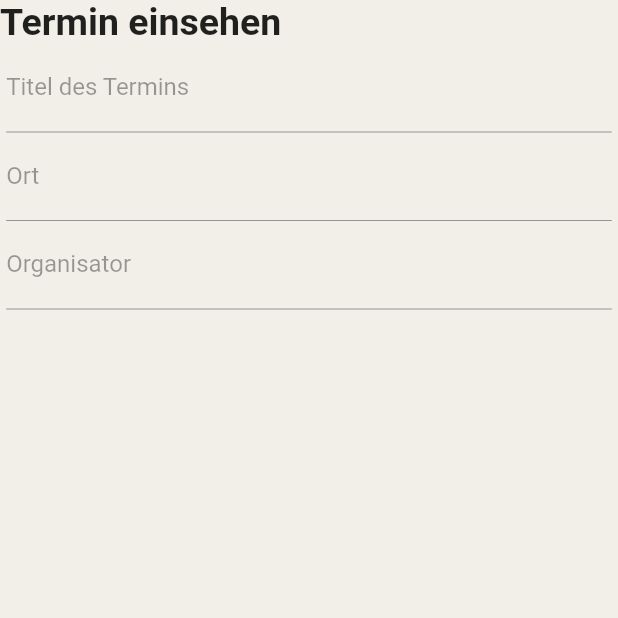
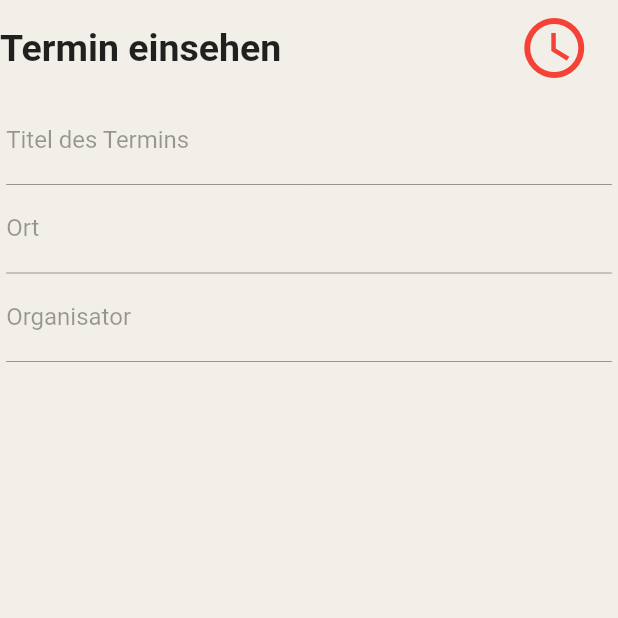
Before and after one commit to hytechat/termino-dev, a Flutter app: the TerminDetailsPage screen opened directly with empty values, on a phone screen of 412 x 824 dp, the top half of it. Run offline on Flutter 3.47's test engine with Material 2 defaults, Android fonts, the phone set to English and light mode, and no system bars; our stand-ins replace email_validator, flutter_tts, fluttertoast, image_picker, persistent_bottom_nav_bar, shared_preferences and 1 more; missing offline and left inert: syncfusion_flutter_pdfviewer, syncfusion_flutter_pdfviewer_web; accounts and stored records are empty.

Commit message:
Button für Verspätungsmeldung inkl PopUp danach

```diff
--- a/frontend/lib/pages/pagesGeruest/views/termin_datails_page.dart
+++ b/frontend/lib/pages/pagesGeruest/views/termin_datails_page.dart
@@ -39,8 +39,7 @@ class _TerminDetailsPage extends State<TerminDetailsPage> {
 
   List<OptionModel> _openoptions = [];
 
-  _TerminDetailsPage(
-      this.organizer2, this.titel2, this.place2, this.options2);
+  _TerminDetailsPage(this.organizer2, this.titel2, this.place2, this.options2);
 
   @override
   Widget build(BuildContext context) {
@@ -54,13 +53,63 @@ class _TerminDetailsPage extends State<TerminDetailsPage> {
           crossAxisAlignment: CrossAxisAlignment.start,
           mainAxisAlignment: MainAxisAlignment.start,
           children: <Widget>[
-            const SizedBox(
+            Row(
+              mainAxisAlignment: MainAxisAlignment.start,
+              children: [
+                const Text(
+                  "Termin einsehen",
+                  style: TextStyle(fontSize: 25, fontWeight: FontWeight.bold),
+                ),
+                Container(
+                  margin: const EdgeInsets.only(left: 150.0),
+                  child: IconButton(
+                    icon: const Icon(Icons.watch_later_outlined,
+                        color: Colors.red),
+                        iconSize: 48.0,
+                    onPressed: () => showDialog<String>(
+                      context: context,
+                      builder: (BuildContext context) => AlertDialog(
+                        title: const Text('Verspätungsmeldung'),
+                        content: const Text(
+                            'Der:Die Organisator:in des Termins wurde benachrichtigt, dass Sie zuspät kommen!'),
+                        actions: <Widget>[
+                          TextButton(
+                            onPressed: () => Navigator.pop(context, 'OK'),
+                            child: const Text('OK'),
+                          ),
+                        ],
+                      ),
+                    ),
+
+                  ),
+                ),
+                /*
+                SizedBox(
                   width: 300,
                   child: Text(
                     "Termin einsehen",
                     style: TextStyle(fontSize: 25, fontWeight: FontWeight.bold),
                   ),
+                ), */
+              ],
             ),
+/*
+              IconButton(
+                icon: const Icon(Icons.watch_later_outlined, color: Colors.red),
+                onPressed: () => showDialog<String>(
+                  context: context,
+                  builder: (BuildContext context) => AlertDialog(
+                  title: const Text('Termin speichern'),
+                  content: const Text('Termin konnte leider nicht heruntergeladen werden.'),
+                  actions: <Widget>[
+                    TextButton(
+                      onPressed: () => Navigator.pop(context, 'OK'),
+                      child: const Text('OK'),
+                    ),
+                  ],
+                ),
+            )
+              ), */
             Row(
               mainAxisAlignment: MainAxisAlignment.center,
               crossAxisAlignment: CrossAxisAlignment.center,
@@ -111,29 +160,26 @@ class _TerminDetailsPage extends State<TerminDetailsPage> {
                 ),
               ],
             ),
-
-
-
             for (var i = 0; i < options2!.length; i++)
               Row(
                 mainAxisAlignment: MainAxisAlignment.center,
                 crossAxisAlignment: CrossAxisAlignment.center,
                 children: [
-
                   Center(
                     child: SizedBox(
                       width: MediaQuery.of(context).size.width * 0.05,
-                        child: Image.network(user.image,width: 40, height: 40,),
+                      child: Image.network(
+                        user.image,
+                        width: 40,
+                        height: 40,
+                      ),
                     ),
                   ),
                   Center(
-                  child: SizedBox (
+                      child: SizedBox(
                     width: MediaQuery.of(context).size.width * 0.2,
-                    child: Text (
-                    user.name
-                  ),
-                  )
-                  ),
+                    child: Text(user.name),
+                  )),
                   Center(
                     child: SizedBox(
                       width: MediaQuery.of(context).size.width * 0.30,
@@ -191,6 +237,8 @@ class _TerminDetailsPage extends State<TerminDetailsPage> {
     Navigator.push(context, route).then(onGoBack);
   }
 
+  void _verspaetungsmeldung() {}
+
   Color getColor(Set<MaterialState> states) {
     const Set<MaterialState> interactiveStates = <MaterialState>{
       MaterialState.pressed,
@@ -199,6 +247,7 @@ class _TerminDetailsPage extends State<TerminDetailsPage> {
     };
     if (states.any(interactiveStates.contains)) {
       return Colors.lightGreen;
-    } return Colors.grey;
+    }
+    return Colors.grey;
   }
 }
--- a/frontend/pubspec.yaml
+++ b/frontend/pubspec.yaml
@@ -46,13 +46,14 @@ dependencies:
   email_validator: ^2.0.1
   fluttertoast: ^8.0.8
   multi_select_flutter: ^4.0.0
-  flutter_full_pdf_viewer: ^1.0.4
+  flutter_pdfview: ^1.2.5
   path_provider: ^2.0.0
   intl: ^0.17.0
   flutter_tts: ^3.3.3
   shared_preferences: ^2.0.15
   image_picker: ^0.8.6
   string_validator: ^0.3.0
+  url_launcher: ^6.1.7
 
 
 dev_dependencies:
```
Also changed, not shown: frontend/lib/pages/pagesGeruest/views/register_page.dart (+33 -7 lines), frontend/pubspec.lock, 2 other files. Lines whose indentation alone changed are shown as unchanged.
